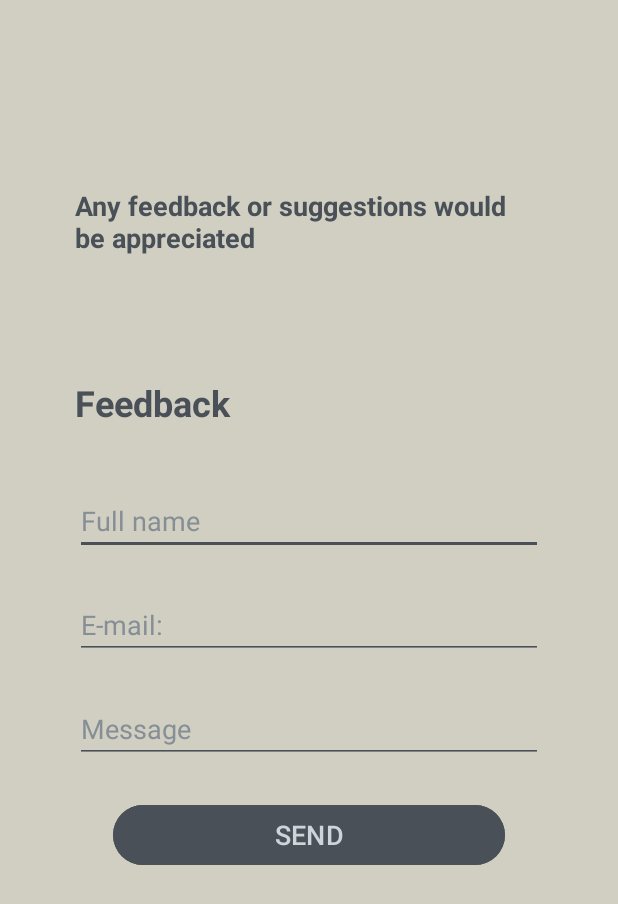
After one commit to savebytes/MedBot, an Android app: the FeedbackActivity screen opened directly, with no data from a screen before it, on a phone screen of 412 x 824 dp. The commit adds this screen. Shown: the top 904 px of the screen. Run offline under Robolectric (Android 15) with nearby library versions, the phone set to English and light mode, and no system bars.

Commit message:
Added new activity called "FeedbackActivity.kt" and it's xml file "activity_feedback.xml" it's just frontend for feedback feature...

```diff
--- a/app/src/main/AndroidManifest.xml
+++ b/app/src/main/AndroidManifest.xml
@@ -50,6 +50,10 @@
             android:label="Profile"
             android:launchMode="singleTask"
             />
+        <activity android:name=".FeedbackActivity"
+            android:exported="false"
+            android:launchMode="singleTask"
+            />
     </application>
 
 </manifest>
--- /dev/null
+++ b/app/src/main/java/com/example/medbot/FeedbackActivity.kt
@@ -0,0 +1,18 @@
+package com.example.medbot
+
+import android.content.Intent
+import androidx.appcompat.app.AppCompatActivity
+import android.os.Bundle
+import android.widget.Button
+
+
+@Suppress("DEPRECATION")
+class FeedbackActivity : AppCompatActivity() {
+    override fun onCreate(savedInstanceState: Bundle?) {
+        super.onCreate(savedInstanceState)
+        setContentView(R.layout.activity_feedback)
+
+
+
+    }
+}
--- a/app/src/main/java/com/example/medbot/HomeActivity.kt
+++ b/app/src/main/java/com/example/medbot/HomeActivity.kt
@@ -70,6 +70,8 @@ class HomeActivity : AppCompatActivity() {
                     .LENGTH_SHORT).show()
             }
             R.id.menu_feedback -> {
+                val it = Intent(this@HomeActivity, FeedbackActivity::class.java)
+                startActivity(it)
                 Toast.makeText(this@HomeActivity, "Feedback menu selected!", Toast.LENGTH_SHORT).show()
             }
         }
--- /dev/null
+++ b/app/src/main/res/layout/activity_feedback.xml
@@ -0,0 +1,114 @@
+<?xml version="1.0" encoding="utf-8"?>
+<androidx.constraintlayout.widget.ConstraintLayout xmlns:android="http://schemas.android.com/apk/res/android"
+    xmlns:app="http://schemas.android.com/apk/res-auto"
+    xmlns:tools="http://schemas.android.com/tools"
+    android:layout_width="match_parent"
+    android:layout_height="match_parent"
+    android:background="#D1CFC1"
+    >
+
+    <TextView
+        android:id="@+id/feedback_msg"
+        android:layout_width="0dp"
+        android:layout_height="wrap_content"
+        android:layout_marginStart="50dp"
+        android:layout_marginTop="75dp"
+        android:layout_marginEnd="50dp"
+        android:layout_marginBottom="32dp"
+        android:text="@string/feedback_scn_msg"
+        android:textColor="@color/ColorAccent"
+        android:textSize="18sp"
+        android:textStyle="bold"
+        app:layout_constraintBottom_toTopOf="@+id/feedback_head"
+        app:layout_constraintEnd_toEndOf="parent"
+        app:layout_constraintStart_toStartOf="parent"
+        app:layout_constraintTop_toTopOf="parent"
+        tools:ignore="MissingConstraints" />
+
+    <TextView
+        android:id="@+id/feedback_head"
+        android:layout_width="0dp"
+        android:layout_height="wrap_content"
+        android:textColor="@color/ColorAccent"
+        android:layout_marginStart="50dp"
+        android:layout_marginEnd="50dp"
+        android:layout_marginBottom="40dp"
+        android:text="@string/feedback"
+        android:textSize="24sp"
+        android:textStyle="bold"
+        app:layout_constraintBottom_toTopOf="@+id/name_et_feedback"
+        app:layout_constraintEnd_toEndOf="parent"
+        app:layout_constraintStart_toStartOf="parent"
+        tools:ignore="MissingConstraints" />
+
+    <EditText
+        android:id="@+id/name_et_feedback"
+        android:layout_width="0dp"
+        android:layout_height="wrap_content"
+        android:textColor="@color/ColorAccent"
+        android:backgroundTint="@color/ColorAccent"
+        android:layout_marginStart="50dp"
+        android:layout_marginEnd="50dp"
+        android:layout_marginBottom="24dp"
+        android:ems="10"
+        android:hint="@string/full_name"
+        android:inputType="text"
+        android:textColorHint="@color/ColorTextHint"
+        app:layout_constraintBottom_toTopOf="@+id/email_et_feedback"
+        app:layout_constraintEnd_toEndOf="parent"
+        app:layout_constraintStart_toStartOf="parent"
+        android:importantForAutofill="no" />
+
+    <EditText
+        android:id="@+id/email_et_feedback"
+        android:layout_width="0dp"
+        android:layout_height="wrap_content"
+        android:textColor="@color/ColorAccent"
+        android:backgroundTint="@color/ColorAccent"
+        android:layout_marginStart="50dp"
+        android:layout_marginEnd="50dp"
+        android:layout_marginBottom="24dp"
+        android:ems="10"
+        android:hint="@string/e_mail"
+        android:inputType="textEmailAddress"
+        android:textColorHint="@color/ColorTextHint"
+        app:layout_constraintBottom_toTopOf="@+id/message_et_feedback"
+        app:layout_constraintEnd_toEndOf="parent"
+        app:layout_constraintStart_toStartOf="parent"
+        tools:ignore="UnknownId" />
+
+    <EditText
+        android:id="@+id/message_et_feedback"
+        android:layout_width="0dp"
+        android:layout_height="wrap_content"
+        android:textColor="@color/ColorAccent"
+        android:textColorHint="@color/ColorTextHint"
+        android:backgroundTint="@color/ColorAccent"
+        android:layout_marginStart="50dp"
+        android:layout_marginEnd="50dp"
+        android:layout_marginBottom="24dp"
+        android:ems="10"
+        android:gravity="start|top"
+        android:hint="@string/message"
+        android:inputType="textMultiLine"
+        app:layout_constraintBottom_toTopOf="@+id/button"
+        app:layout_constraintEnd_toEndOf="parent"
+        app:layout_constraintStart_toStartOf="parent" />
+
+    <Button
+        android:id="@+id/button"
+        android:layout_width="0dp"
+        android:layout_height="wrap_content"
+        android:layout_marginStart="75dp"
+        android:layout_marginEnd="75dp"
+        android:layout_marginBottom="243dp"
+        android:backgroundTint="@color/ColorAccent"
+        android:text="@string/send"
+        android:textColor="@color/ColorPrimary"
+        android:textSize="18sp"
+        app:layout_constraintBottom_toBottomOf="parent"
+        app:layout_constraintEnd_toEndOf="parent"
+        app:layout_constraintStart_toStartOf="parent"
+        tools:ignore="MissingConstraints" />
+
+</androidx.constraintlayout.widget.ConstraintLayout>
--- a/app/src/main/res/layout/activity_signup.xml
+++ b/app/src/main/res/layout/activity_signup.xml
@@ -145,7 +145,7 @@
         android:layout_marginStart="222dp"
         android:layout_marginTop="16dp"
         android:layout_marginEnd="50dp"
-        android:text="Show pasword"
+        android:text="@string/show_password"
         android:textColor="@color/ColorAccent"
         android:textSize="16sp"
         app:layout_constraintEnd_toEndOf="parent"
--- a/app/src/main/res/values/strings.xml
+++ b/app/src/main/res/values/strings.xml
@@ -16,4 +16,8 @@
     <string name="phone_no">Phone no:</string>
     <string name="_8789286009">8789286009</string>
     <string name="feedback">Feedback</string>
+    <string name="feedback_scn_msg">Any feedback or suggestions would be appreciated</string>
+    <string name="message">Message</string>
+    <string name="send">SEND</string>
+    <string name="show_password">Show password</string>
 </resources>
```
